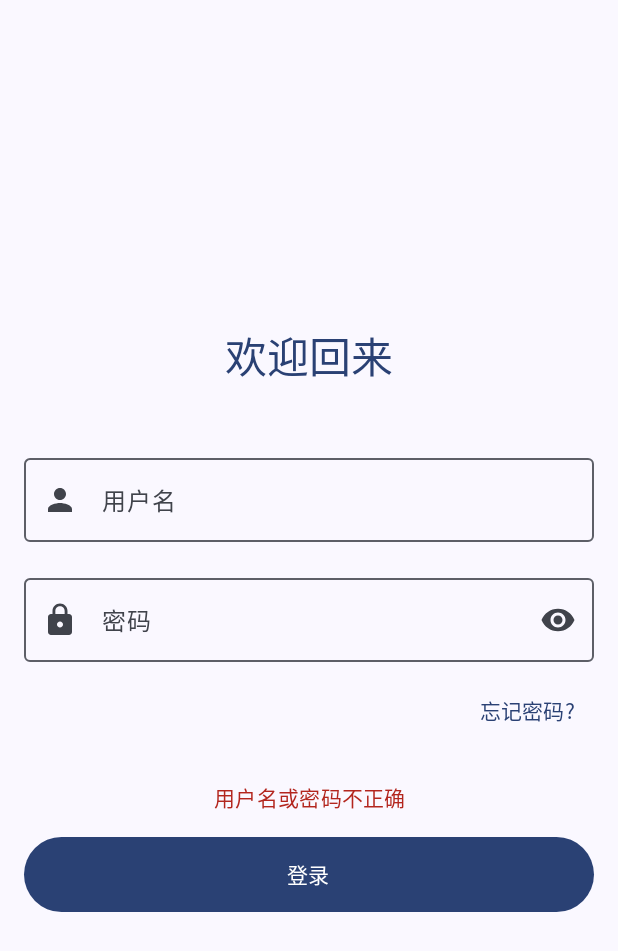
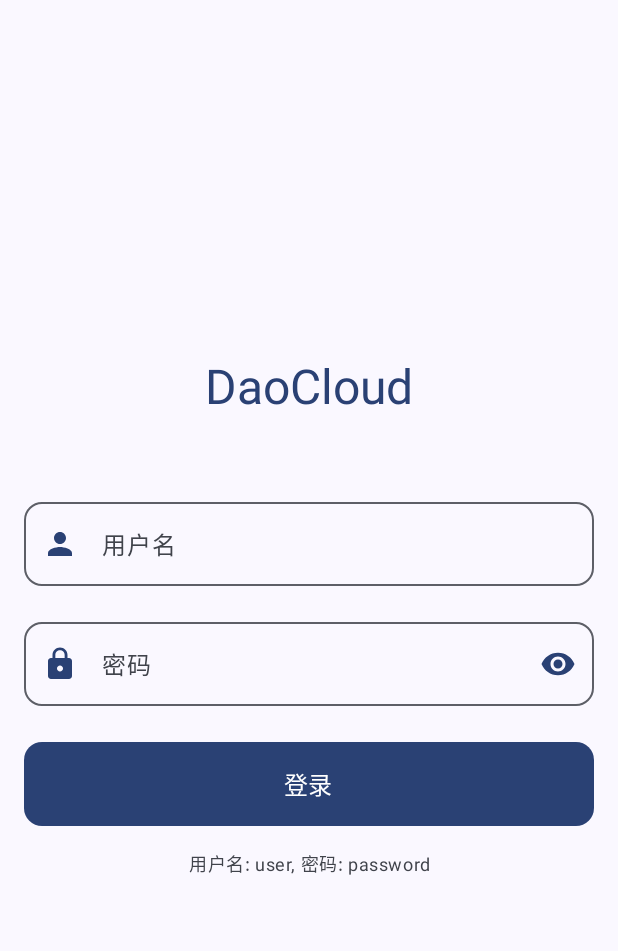
Before and after one commit to samzong/demo-android, an Android app built with Jetpack Compose: the screen it shows after launch (MainActivity), after a tap on "登录", on a phone screen of 412 x 824 dp. Shown: the top 951 px of the screen. Run offline under Robolectric (Android 15) with nearby library versions, the phone set to English and light mode, and no system bars; our stand-ins replace Dagger/Hilt's generated code.

Commit message:
feat: Implement navigation and main features
-   Added a main screen with bottom navigation for web search and documentation.
-   Implemented web search functionality using WebView.
-   Implemented documentation viewing functionality using WebView.
-   Created navigation routes for login, main, web search, and documentation screens.
-   Updated the login screen's UI and logic for better user experience.
-   Implemented `HomeScreen` with feature cards.
-   Refactored `LoginViewModel` to handle validation logic.
-   Added strings for new UI elements and navigation.

Signed-off-by: samzong <samzong.lu@gmail.com>

```diff
--- a/app/src/main/AndroidManifest.xml
+++ b/app/src/main/AndroidManifest.xml
@@ -1,6 +1,8 @@
 <?xml version="1.0" encoding="utf-8"?>
 <manifest xmlns:android="http://schemas.android.com/apk/res/android"
     xmlns:tools="http://schemas.android.com/tools">
+
+    <uses-permission android:name="android.permission.INTERNET" />
 
     <application
         android:name=".DemoApplication"
--- a/app/src/main/java/com/sample/demo/presentation/navigation/AppNavigation.kt
+++ b/app/src/main/java/com/sample/demo/presentation/navigation/AppNavigation.kt
@@ -4,7 +4,10 @@ import androidx.compose.runtime.Composable
 import androidx.navigation.compose.NavHost
 import androidx.navigation.compose.composable
 import androidx.navigation.compose.rememberNavController
+import com.sample.demo.presentation.screens.documentation.DocumentationScreen
 import com.sample.demo.presentation.screens.login.LoginScreen
+import com.sample.demo.presentation.screens.main.MainScreen
+import com.sample.demo.presentation.screens.websearch.WebSearchScreen
 
 @Composable
 fun AppNavigation() {
@@ -17,11 +20,34 @@ fun AppNavigation() {
         composable(route = Screen.Login.route) {
             LoginScreen(
                 onLoginSuccess = {
-                    // 登录成功后导航到主页面，暂时未实现
-                    // navController.navigate(Screen.Home.route)
+                    // 登录成功后导航到主页面
+                    navController.navigate(Screen.Main.route) {
+                        // 清除回退栈，防止用户返回登录页面
+                        popUpTo(Screen.Login.route) { inclusive = true }
+                    }
                 }
             )
         }
-        // 其他页面路由将在后续添加
+
+        composable(route = Screen.Main.route) {
+            MainScreen()
+        }
+
+        // 保留单独的页面路由，以便从其他地方直接导航
+        composable(route = Screen.MainTab.WebSearch.route) {
+            WebSearchScreen(
+                onNavigateBack = {
+                    navController.navigateUp()
+                }
+            )
+        }
+
+        composable(route = Screen.MainTab.Documentation.route) {
+            DocumentationScreen(
+                onNavigateBack = {
+                    navController.navigateUp()
+                }
+            )
+        }
     }
 }
--- a/app/src/main/java/com/sample/demo/presentation/navigation/Screen.kt
+++ b/app/src/main/java/com/sample/demo/presentation/navigation/Screen.kt
@@ -2,5 +2,11 @@ package com.sample.demo.presentation.navigation
 
 sealed class Screen(val route: String) {
     object Login : Screen("login")
-    // 后续可以添加更多屏幕
+    object Main : Screen("main")
+
+    // 主页面内的Tab
+    sealed class MainTab(val route: String) {
+        object WebSearch : MainTab("web_search")
+        object Documentation : MainTab("documentation")
+    }
 }
--- a/app/src/main/java/com/sample/demo/presentation/screens/login/LoginScreen.kt
+++ b/app/src/main/java/com/sample/demo/presentation/screens/login/LoginScreen.kt
@@ -1,6 +1,14 @@
 package com.sample.demo.presentation.screens.login
 
-import androidx.compose.foundation.layout.*
+import androidx.compose.foundation.layout.Box
+import androidx.compose.foundation.layout.Column
+import androidx.compose.foundation.layout.Spacer
+import androidx.compose.foundation.layout.fillMaxSize
+import androidx.compose.foundation.layout.fillMaxWidth
+import androidx.compose.foundation.layout.height
+import androidx.compose.foundation.layout.padding
+import androidx.compose.foundation.layout.size
+import androidx.compose.foundation.shape.RoundedCornerShape
 import androidx.compose.foundation.text.KeyboardActions
 import androidx.compose.foundation.text.KeyboardOptions
 import androidx.compose.material.icons.Icons
@@ -8,13 +16,25 @@ import androidx.compose.material.icons.filled.Lock
 import androidx.compose.material.icons.filled.Person
 import androidx.compose.material.icons.filled.Visibility
 import androidx.compose.material.icons.filled.VisibilityOff
-import androidx.compose.material3.*
-import androidx.compose.runtime.*
+import androidx.compose.material3.Button
+import androidx.compose.material3.ButtonDefaults
+import androidx.compose.material3.CircularProgressIndicator
+import androidx.compose.material3.Icon
+import androidx.compose.material3.IconButton
+import androidx.compose.material3.MaterialTheme
+import androidx.compose.material3.OutlinedTextField
+import androidx.compose.material3.OutlinedTextFieldDefaults
+import androidx.compose.material3.Text
+import androidx.compose.runtime.Composable
+import androidx.compose.runtime.LaunchedEffect
+import androidx.compose.runtime.getValue
+import androidx.compose.runtime.mutableStateOf
+import androidx.compose.runtime.remember
+import androidx.compose.runtime.setValue
 import androidx.compose.ui.Alignment
 import androidx.compose.ui.Modifier
 import androidx.compose.ui.focus.FocusDirection
 import androidx.compose.ui.platform.LocalFocusManager
-import androidx.compose.ui.res.stringResource
 import androidx.compose.ui.text.input.ImeAction
 import androidx.compose.ui.text.input.KeyboardType
 import androidx.compose.ui.text.input.PasswordVisualTransformation
@@ -24,7 +44,6 @@ import androidx.compose.ui.tooling.preview.Preview
 import androidx.compose.ui.unit.dp
 import androidx.hilt.navigation.compose.hiltViewModel
 import androidx.lifecycle.compose.collectAsStateWithLifecycle
-import com.sample.demo.R
 import com.sample.demo.presentation.theme.DemoTheme
 
 @Composable
@@ -78,29 +97,32 @@ private fun LoginContent(
         ) {
             // 标题
             Text(
-                text = stringResource(R.string.welcome_back),
-                style = MaterialTheme.typography.headlineMedium,
+                text = "DaoCloud",
+                style = MaterialTheme.typography.headlineLarge,
                 color = MaterialTheme.colorScheme.primary
             )
 
-            Spacer(modifier = Modifier.height(8.dp))
-
-//            Text(
-//                text = stringResource(R.string.login_to_continue),
-//                style = MaterialTheme.typography.bodyLarge,
-//                color = MaterialTheme.colorScheme.onSurfaceVariant
-//            )
-
-            Spacer(modifier = Modifier.height(32.dp))
+            Spacer(modifier = Modifier.height(48.dp))
 
             // 用户名输入框
             OutlinedTextField(
                 value = username,
                 onValueChange = onUsernameChange,
-                label = { Text(stringResource(R.string.username)) },
-                placeholder = { Text(stringResource(R.string.username_hint)) },
-                leadingIcon = { Icon(Icons.Default.Person, contentDescription = null) },
+                label = { Text("用户名") },
+                placeholder = { Text("请输入用户名") },
+                leadingIcon = {
+                    Icon(
+                        Icons.Default.Person,
+                        contentDescription = null,
+                        tint = MaterialTheme.colorScheme.primary
+                    )
+                },
                 singleLine = true,
+                shape = RoundedCornerShape(12.dp),
+                colors = OutlinedTextFieldDefaults.colors(
+                    focusedBorderColor = MaterialTheme.colorScheme.primary,
+                    unfocusedBorderColor = MaterialTheme.colorScheme.outline,
+                ),
                 keyboardOptions = KeyboardOptions(
                     keyboardType = KeyboardType.Text,
                     imeAction = ImeAction.Next
@@ -117,18 +139,30 @@ private fun LoginContent(
             OutlinedTextField(
                 value = password,
                 onValueChange = onPasswordChange,
-                label = { Text(stringResource(R.string.password)) },
-                placeholder = { Text(stringResource(R.string.password_hint)) },
-                leadingIcon = { Icon(Icons.Default.Lock, contentDescription = null) },
+                label = { Text("密码") },
+                placeholder = { Text("请输入密码") },
+                leadingIcon = {
+                    Icon(
+                        Icons.Default.Lock,
+                        contentDescription = null,
+                        tint = MaterialTheme.colorScheme.primary
+                    )
+                },
                 trailingIcon = {
                     IconButton(onClick = { passwordVisible = !passwordVisible }) {
                         Icon(
                             imageVector = if (passwordVisible) Icons.Default.VisibilityOff else Icons.Default.Visibility,
-                            contentDescription = if (passwordVisible) "隐藏密码" else "显示密码"
+                            contentDescription = if (passwordVisible) "隐藏密码" else "显示密码",
+                            tint = MaterialTheme.colorScheme.primary
                         )
                     }
                 },
                 singleLine = true,
+                shape = RoundedCornerShape(12.dp),
+                colors = OutlinedTextFieldDefaults.colors(
+                    focusedBorderColor = MaterialTheme.colorScheme.primary,
+                    unfocusedBorderColor = MaterialTheme.colorScheme.outline,
+                ),
                 visualTransformation = if (passwordVisible) VisualTransformation.None else PasswordVisualTransformation(),
                 keyboardOptions = KeyboardOptions(
                     keyboardType = KeyboardType.Password,
@@ -142,16 +176,6 @@ private fun LoginContent(
                 ),
                 modifier = Modifier.fillMaxWidth()
             )
-
-            Spacer(modifier = Modifier.height(8.dp))
-
-            // 忘记密码
-            TextButton(
-                onClick = { /* 暂未实现 */ },
-                modifier = Modifier.align(Alignment.End)
-            ) {
-                Text(stringResource(R.string.forgot_password))
-            }
 
             Spacer(modifier = Modifier.height(24.dp))
 
@@ -175,9 +199,14 @@ private fun LoginContent(
                     onLoginClick()
                 },
                 enabled = !isLoading,
+                shape = RoundedCornerShape(12.dp),
+                colors = ButtonDefaults.buttonColors(
+                    containerColor = MaterialTheme.colorScheme.primary,
+                    contentColor = MaterialTheme.colorScheme.onPrimary
+                ),
                 modifier = Modifier
                     .fillMaxWidth()
-                    .height(50.dp)
+                    .height(56.dp)
             ) {
                 if (isLoading) {
                     CircularProgressIndicator(
@@ -185,9 +214,22 @@ private fun LoginContent(
                         modifier = Modifier.size(24.dp)
                     )
                 } else {
-                    Text(stringResource(R.string.login_button))
+                    Text(
+                        "登录",
+                        style = MaterialTheme.typography.titleMedium
+                    )
                 }
             }
+
+            Spacer(modifier = Modifier.height(16.dp))
+
+            // 提示信息
+            Text(
+                text = "用户名: user, 密码: password",
+                style = MaterialTheme.typography.bodySmall,
+                color = MaterialTheme.colorScheme.onSurfaceVariant,
+                textAlign = TextAlign.Center
+            )
         }
     }
 }
--- a/app/src/main/java/com/sample/demo/presentation/screens/login/LoginViewModel.kt
+++ b/app/src/main/java/com/sample/demo/presentation/screens/login/LoginViewModel.kt
@@ -17,28 +17,32 @@ class LoginViewModel @Inject constructor() : ViewModel() {
     val uiState: StateFlow<LoginUiState> = _uiState.asStateFlow()
 
     fun onUsernameChange(username: String) {
-        _uiState.update { it.copy(username = username) }
+        _uiState.update { it.copy(username = username, errorMessage = null) }
     }
 
     fun onPasswordChange(password: String) {
-        _uiState.update { it.copy(password = password) }
+        _uiState.update { it.copy(password = password, errorMessage = null) }
     }
 
     fun onLoginClick() {
         viewModelScope.launch {
-            _uiState.update { it.copy(isLoading = true) }
+            _uiState.update { it.copy(isLoading = true, errorMessage = null) }
 
             // 模拟网络请求延迟
             kotlinx.coroutines.delay(1000)
 
-            // 简单的验证逻辑，实际应用中应该调用 API
-            val isLoginSuccessful = _uiState.value.username.isNotBlank() && _uiState.value.password.isNotBlank()
+            // 使用固定的用户名和密码进行验证
+            val isLoginSuccessful =
+                _uiState.value.username == "user" && _uiState.value.password == "password"
 
             _uiState.update {
                 it.copy(
                     isLoading = false,
                     isLoginSuccessful = isLoginSuccessful,
-                    errorMessage = if (!isLoginSuccessful) "用户名或密码不正确" else null
+                    errorMessage = if (!isLoginSuccessful && (it.username.isNotEmpty() || it.password.isNotEmpty()))
+                        "用户名或密码不正确"
+                    else
+                        null
                 )
             }
         }
```
Also changed, not shown: app/src/main/java/com/sample/demo/presentation/screens/documentation/DocumentationScreen.kt (added, +122 -0 lines), app/src/main/java/com/sample/demo/presentation/screens/main/MainScreen.kt (added, +70 -0 lines), app/src/main/java/com/sample/demo/presentation/screens/websearch/WebSearchScreen.kt (added, +122 -0 lines), app/src/main/res/values/strings.xml (+11 -0 lines).
